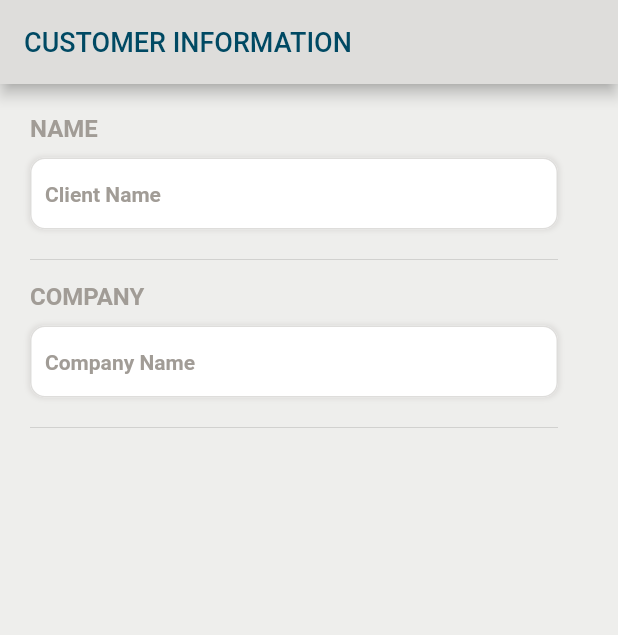
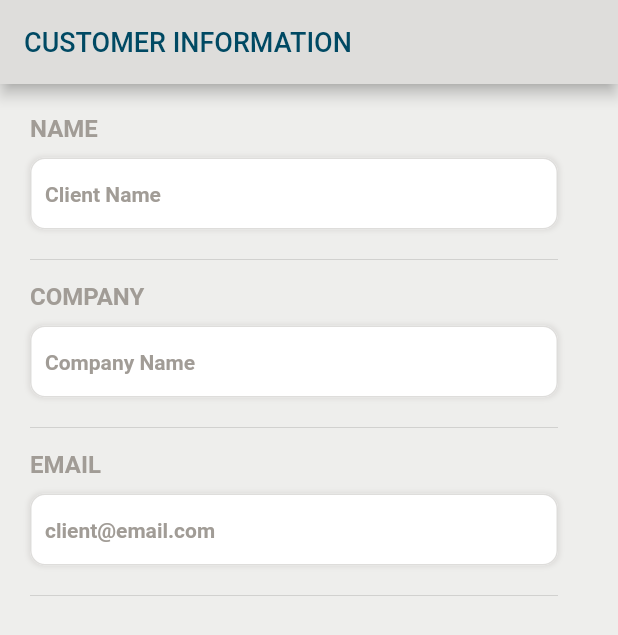
Before and after one commit to SonQBChau/brand_root_solution, a Flutter app: the screen it shows after launch, on a phone screen of 412 x 824 dp. Shown: the top 635 px of the screen. Run offline on Flutter 3.47's test engine with Material 2 defaults, Android fonts, the phone set to English and light mode, and no system bars.

Commit message:
add email

```diff
--- a/lib/screens/customer_info_page.dart
+++ b/lib/screens/customer_info_page.dart
@@ -26,6 +26,7 @@ class CustomerInfoPage extends StatelessWidget {
 
     formWidget.add(ClientName());
     formWidget.add(CompanyName());
+    formWidget.add(Email());
 
     return formWidget;
   }
@@ -92,7 +93,7 @@ class CompanyName extends StatelessWidget {
   @override
   Widget build(BuildContext context) {
     return Padding(
-      padding: const EdgeInsets.only(left: 20, right: 40, top: 0, bottom: 20),
+      padding: const EdgeInsets.only(left: 20, right: 40, top: 0, bottom: 0),
       child: Column(
         crossAxisAlignment: CrossAxisAlignment.start,
         children: <Widget>[
@@ -144,3 +145,60 @@ class CompanyName extends StatelessWidget {
     );
   }
 }
+
+class Email extends StatelessWidget {
+  @override
+  Widget build(BuildContext context) {
+    return Padding(
+      padding: const EdgeInsets.only(left: 20, right: 40, top: 0, bottom: 0),
+      child: Column(
+        crossAxisAlignment: CrossAxisAlignment.start,
+        children: <Widget>[
+          Text(
+            'EMAIL',
+            style: TextStyle(
+                color: colorGrey, fontWeight: FontWeight.bold, fontSize: 16),
+          ),
+          SizedBox(
+            height: 10,
+          ),
+          Container(
+            decoration: BoxDecoration(
+              boxShadow: [
+                BoxShadow(
+                  color: colorGrey20,
+                  blurRadius: 2.0, // has the effect of softening the shadow
+                  spreadRadius: 1.0, // has the effect of extending the shadow
+                )
+              ],
+              borderRadius: BorderRadius.circular(10),
+            ),
+            child: TextFormField(
+              decoration: InputDecoration(
+                contentPadding:
+                EdgeInsets.symmetric(vertical: 10, horizontal: 10),
+                enabledBorder: OutlineInputBorder(
+                  borderSide: BorderSide(color: colorGrey20),
+                  borderRadius: BorderRadius.all(Radius.circular(10.0)),
+                ),
+                focusedBorder: OutlineInputBorder(
+                  borderSide: BorderSide(color: Colors.blue),
+                  borderRadius: BorderRadius.all(Radius.circular(10.0)),
+                ),
+                hintText: 'client@email.com',
+                hintStyle: TextStyle(
+                    color: colorGrey,
+                    fontWeight: FontWeight.w600,
+                    fontSize: 14),
+                fillColor: Colors.white,
+                filled: true,
+              ),
+            ),
+          ),
+          SizedBox(height: 5,),
+          Divider(height: 30,),
+        ],
+      ),
+    );
+  }
+}
```
